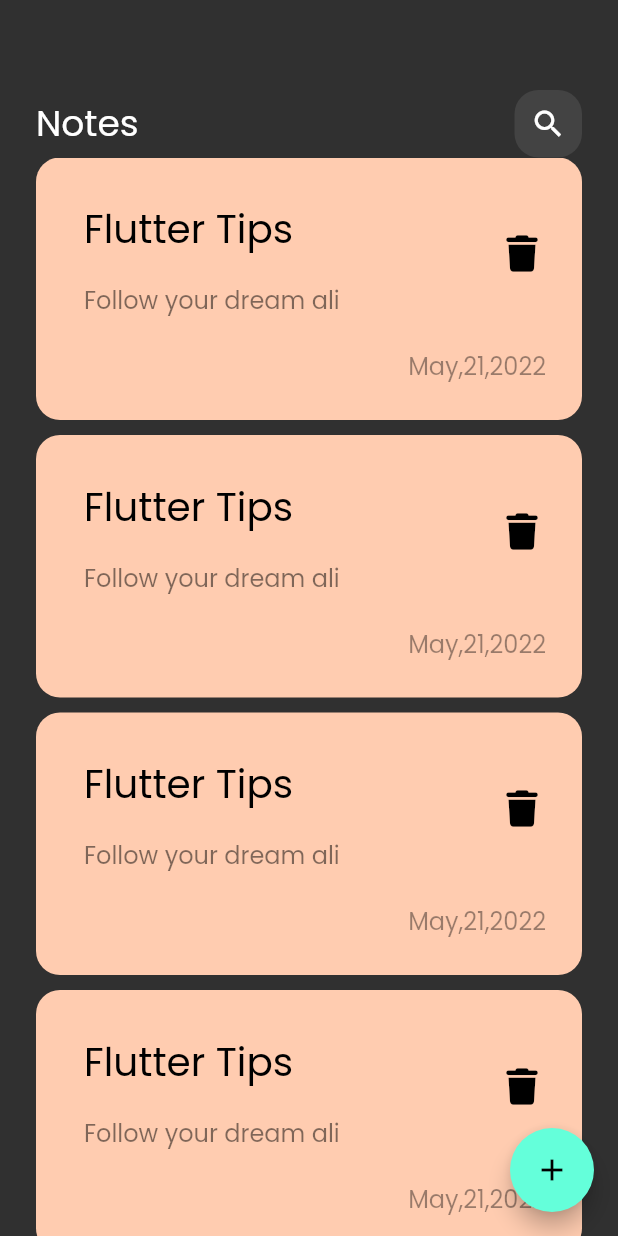
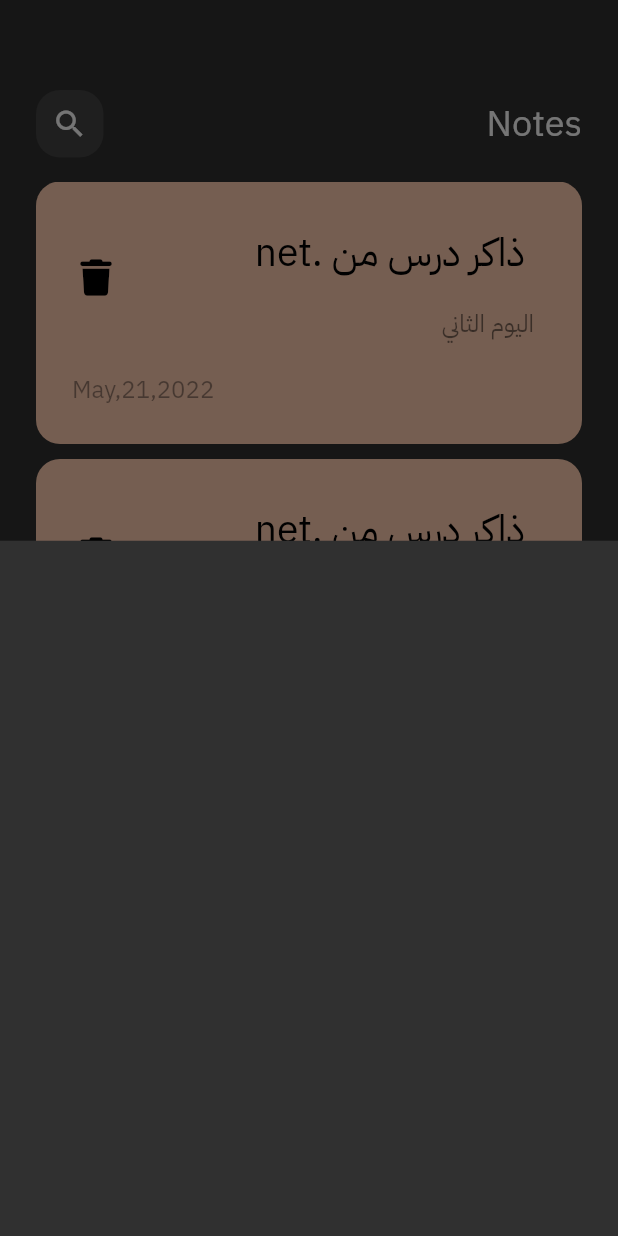
Before and after one commit to Ali1910/notesapp-main, a Flutter app: the screen it shows after launch, after a tap on the "add" icon, on a phone screen of 412 x 824 dp. Run offline on Flutter 3.47's test engine with Material 2 defaults, Android fonts, the phone set to English and light mode, and no system bars; our stand-ins replace font_awesome_flutter.

Commit message:
add note bottom sheet

```diff
--- a/lib/main.dart
+++ b/lib/main.dart
@@ -12,8 +12,12 @@ class NotesApp extends StatelessWidget {
   Widget build(BuildContext context) {
     return MaterialApp(
       debugShowCheckedModeBanner: false,
-      theme: ThemeData(brightness: Brightness.dark, fontFamily: 'Poppins'),
-      home: const NotesView(),
+      theme: ThemeData(
+          brightness: Brightness.dark, fontFamily: 'IBM Plex Sans Arabic'),
+      home: const Directionality(
+        textDirection: TextDirection.rtl,
+        child: NotesView(),
+      ),
     );
   }
 }
--- a/lib/views/NotesViews.dart
+++ b/lib/views/NotesViews.dart
@@ -1,4 +1,5 @@
 import 'package:flutter/material.dart';
+import 'package:notesapp/views/widgets/AddNoteBottomSheet.dart';
 import 'package:notesapp/views/widgets/NotesViewBody.dart';
 
 class NotesView extends StatelessWidget {
@@ -8,7 +9,13 @@ class NotesView extends StatelessWidget {
   Widget build(BuildContext context) {
     return Scaffold(
       floatingActionButton: FloatingActionButton(
-        onPressed: () {},
+        onPressed: () {
+          showModalBottomSheet(
+              context: context,
+              builder: (context) {
+                return const AddNoteBottomSheet();
+              });
+        },
         child: const Icon(
           Icons.add,
         ),
--- /dev/null
+++ b/lib/views/widgets/AddNoteBottomSheet.dart
@@ -0,0 +1,10 @@
+import 'package:flutter/material.dart';
+
+class AddNoteBottomSheet extends StatelessWidget {
+  const AddNoteBottomSheet({super.key});
+
+  @override
+  Widget build(BuildContext context) {
+    return Container();
+  }
+}
--- a/lib/views/widgets/CustomNoteItem.dart
+++ b/lib/views/widgets/CustomNoteItem.dart
@@ -21,13 +21,13 @@ class NoteItem extends StatelessWidget {
         children: [
           ListTile(
             title: const Text(
-              'Flutter Tips',
+              ' ذاكر درس من .net',
               style: TextStyle(color: Colors.black, fontSize: 26),
             ),
             subtitle: Padding(
               padding: const EdgeInsets.symmetric(vertical: 16),
               child: Text(
-                'Follow your dream ali',
+                'اليوم الثاني ',
                 style: TextStyle(
                     color: Colors.black.withOpacity(0.5), fontSize: 16),
               ),
--- a/lib/views/widgets/CustomNotelistview.dart
+++ b/lib/views/widgets/CustomNotelistview.dart
@@ -7,7 +7,10 @@ class NotesListView extends StatelessWidget {
   @override
   Widget build(BuildContext context) {
     return Expanded(
+      child: Padding(
+        padding: const EdgeInsets.symmetric(vertical: 16),
         child: ListView.separated(
+          padding: EdgeInsets.zero,
           separatorBuilder: (context, index) {
             return const SizedBox(
               height: 10,
@@ -18,6 +21,7 @@ class NotesListView extends StatelessWidget {
           },
           itemCount: 10,
         ),
+      ),
     );
   }
 }
--- a/pubspec.yaml
+++ b/pubspec.yaml
@@ -77,9 +77,9 @@ flutter:
   # list giving the asset and other descriptors for the font. For
   # example:
   fonts:
-    - family: Poppins
+    - family: IBM Plex Sans Arabic
       fonts:
-        - asset: assets/fonts/Poppins-Regular.ttf
+        - asset: assets/fonts/IBMPlexSansArabic-Regular.ttf
 
 
   # For details regarding fonts from package dependencies,
```
Also changed, not shown: assets/fonts/IBMPlexSansArabic-Regular.ttf (added), assets/fonts/Poppins-Regular.ttf (deleted). Lines whose indentation alone changed are shown as unchanged.
